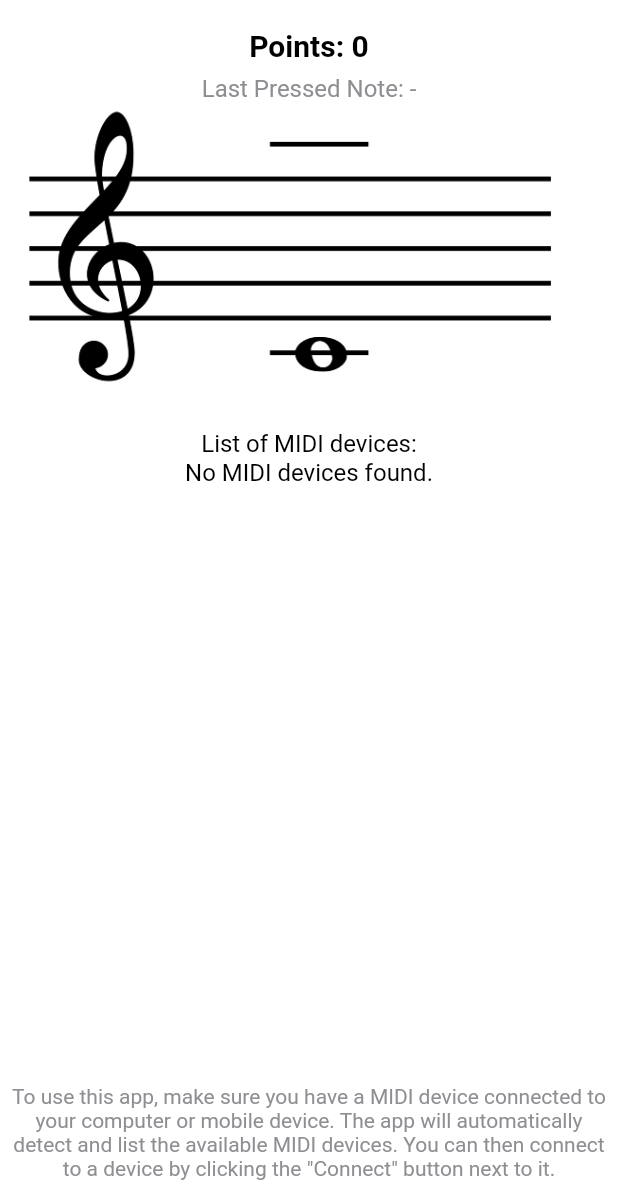
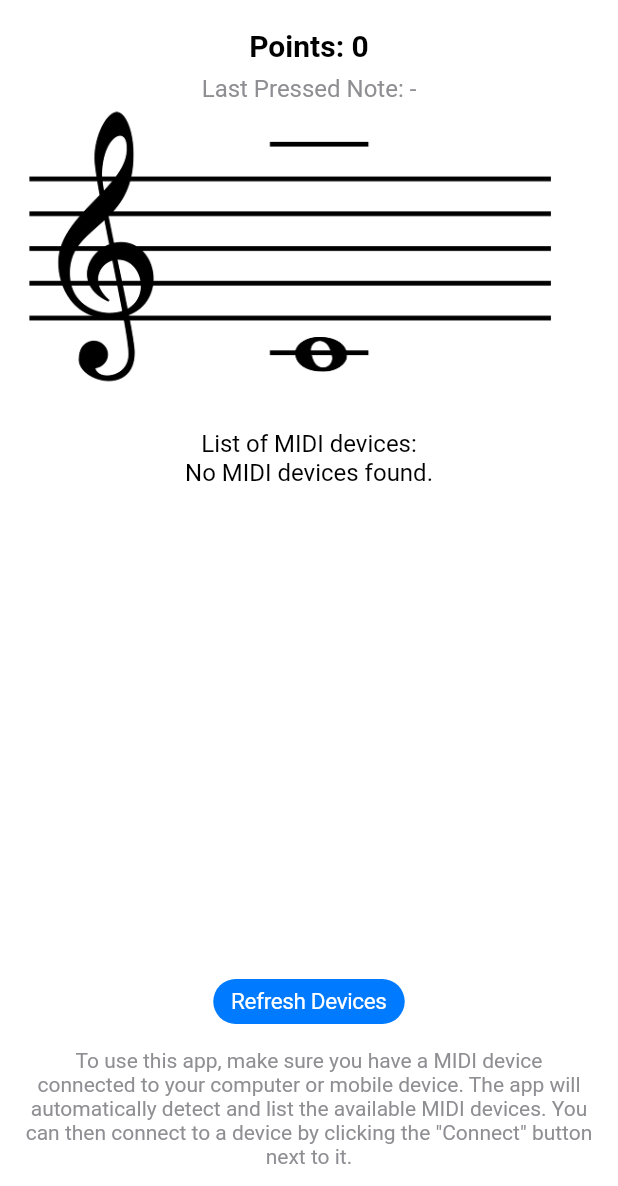
Before and after one commit to othonrm/music-sheet-guide, a Flutter app: the screen it shows after launch, on a phone screen of 412 x 824 dp, the part 50-1236 px from its top. Run offline on Flutter 3.47's test engine with Material 3 defaults, Android fonts, the phone set to English and light mode, and no system bars; missing offline and left inert: flutter_midi_command.

Commit message:
Add back the refresh devices button.

```diff
--- a/lib/main.dart
+++ b/lib/main.dart
@@ -310,8 +310,17 @@ class _MyHomePageState extends State<MyHomePage> {
                     ),
                   ],
                 ),
+                Column(
+                  children: [
+                    const SizedBox(height: 16),
+                    CupertinoButton.filled(
+                      sizeStyle: CupertinoButtonSize.small,
+                      onPressed: refreshDevices,
+                      child: const Text('Refresh Devices'),
+                    ),
+                    const SizedBox(height: 8),
                     Padding(
-                  padding: EdgeInsets.only(top: 16),
+                      padding: const EdgeInsets.all(8.0),
                       child: Text(
                         'To use this app, make sure you have a MIDI device connected to your computer or mobile device. The app will automatically detect and list the available MIDI devices. You can then connect to a device by clicking the "Connect" button next to it.',
                         style: TextStyle(
@@ -323,6 +332,8 @@ class _MyHomePageState extends State<MyHomePage> {
                     ),
                   ],
                 ),
+              ],
+            ),
           ),
         ),
       ),
```
Lines whose indentation alone changed are shown as unchanged.
